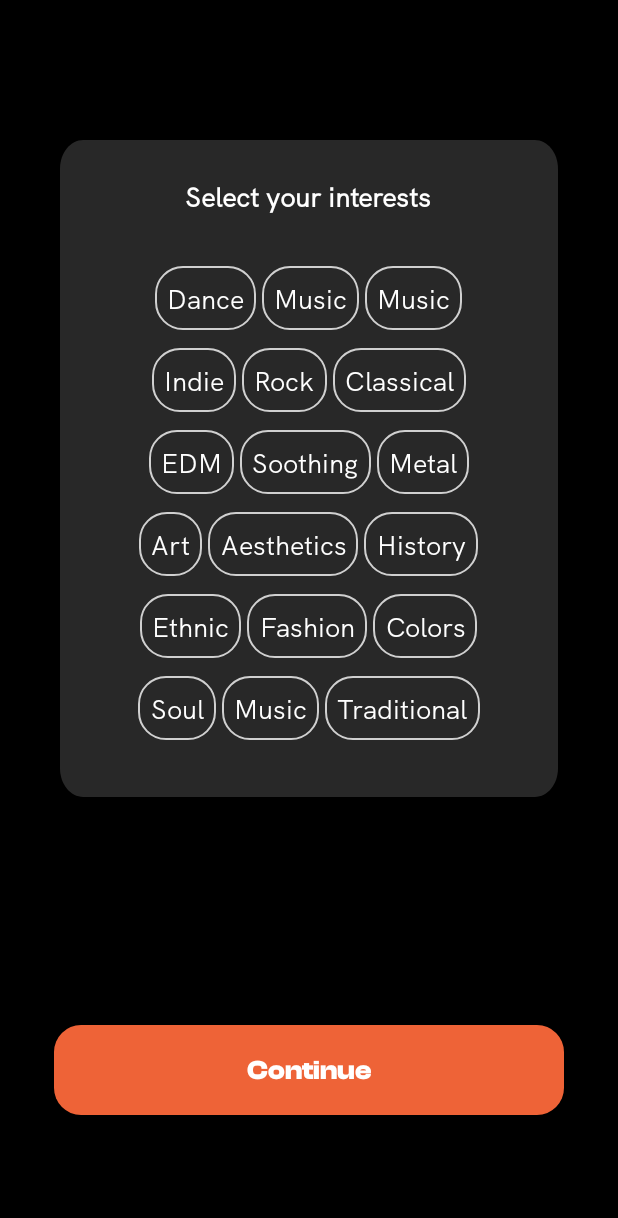
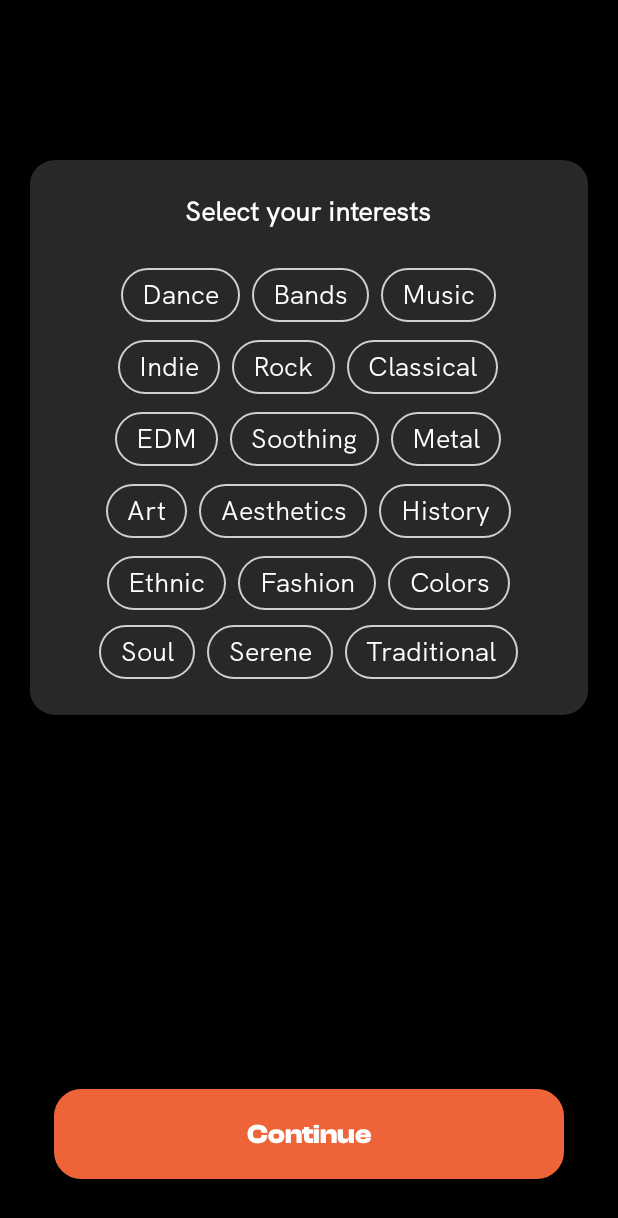
Before and after one commit to MdAyanHassan/Alcheringa, an Android app built with Jetpack Compose: the InterestsActivity screen opened directly, with no data from a screen before it, on a phone screen of 412 x 824 dp. Shown: the top 1218 px of the screen. Run offline under Robolectric (Android 15) with nearby library versions, the phone set to English and light mode, and no system bars; our stand-ins replace Firebase (no records; nobody signed in at launch, a user with empty details on screens opened directly).

Commit message:
Fixed interests

```diff
--- a/app/src/main/java/com/example/alcheringa2022/InterestsActivity.java
+++ b/app/src/main/java/com/example/alcheringa2022/InterestsActivity.java
@@ -61,7 +61,7 @@ public class InterestsActivity extends AppCompatActivity {
     }
 
     public void submit(View v){
-        syncWithFirebase();
+        uploadToFirebase();
         Set<String> set = new HashSet<>(interests);
         SharedPreferences.Editor editor = sharedPreferences.edit();
         editor.putStringSet("interests", set);
@@ -70,7 +70,7 @@ public class InterestsActivity extends AppCompatActivity {
         finish();
     }
 
-    public void syncWithFirebase(){
+    public void uploadToFirebase(){
         String email= Objects.requireNonNull(firebaseAuth.getCurrentUser()).getEmail();
 
         Map<String,Object> data=new HashMap<>();
--- a/app/src/main/res/layout/activity_interests.xml
+++ b/app/src/main/res/layout/activity_interests.xml
@@ -88,9 +88,9 @@
 
     <LinearLayout
         android:layout_width="match_parent"
-        android:layout_marginStart="40dp"
-        android:layout_marginEnd="40dp"
-        android:layout_height="wrap_content"
+        android:layout_marginStart="20dp"
+        android:layout_marginEnd="20dp"
+        android:layout_height="370dp"
         android:layout_marginTop="20dp"
         android:background="@drawable/blur_rectangle"
         android:orientation="vertical"
@@ -105,8 +105,8 @@
             android:id="@+id/interests_heading"
             android:layout_width="wrap_content"
             android:layout_height="wrap_content"
-            android:layout_marginTop="8dp"
-            android:layout_marginBottom="8dp"
+            android:layout_marginTop="4dp"
+            android:layout_marginBottom="15dp"
             android:text="Select your interests"
             android:textColor="@color/white"
             android:textSize="18sp"
@@ -115,19 +115,19 @@
             android:layout_gravity="center"/>
 
         <LinearLayout
+            android:layout_marginBottom="8dp"
             android:id="@+id/interests_layout"
             android:layout_width="wrap_content"
             android:layout_height="wrap_content"
-            android:layout_marginTop="15dp"
             android:orientation="vertical"
-            android:layout_gravity="center"
+            android:layout_gravity="center_horizontal"
             app:layout_constraintEnd_toEndOf="parent"
             app:layout_constraintStart_toStartOf="parent"
             app:layout_constraintTop_toBottomOf="@id/interests_heading">
 
             <LinearLayout style="@style/interests_horizontal_container">
                 <TextView android:text="Dance" style="@style/select_interest_item" />
-                <TextView android:text="Music" style="@style/select_interest_item" />
+                <TextView android:text="Bands" style="@style/select_interest_item" />
                 <TextView android:text="Music" style="@style/select_interest_item" />
             </LinearLayout>
             <LinearLayout style="@style/interests_horizontal_container">
@@ -151,10 +151,9 @@
                 <TextView android:text="Colors" style="@style/select_interest_item" />
             </LinearLayout>
             <LinearLayout
-                android:layout_marginBottom="20dp"
                 style="@style/interests_horizontal_container">
                 <TextView android:text="Soul" style="@style/select_interest_item" />
-                <TextView android:text="Music" style="@style/select_interest_item" />
+                <TextView android:text="Serene" style="@style/select_interest_item" />
                 <TextView android:text="Traditional" style="@style/select_interest_item" />
             </LinearLayout>
 
@@ -199,6 +198,6 @@
         app:layout_constraintEnd_toEndOf="parent"
         app:layout_constraintStart_toStartOf="parent"
         app:layout_constraintTop_toTopOf="parent"
-        app:layout_constraintVertical_bias="0.894"
+        app:layout_constraintVertical_bias="0.95"
         android:onClick="submit"/>
 </androidx.constraintlayout.widget.ConstraintLayout>
--- a/app/src/main/res/values/styles.xml
+++ b/app/src/main/res/values/styles.xml
@@ -165,16 +165,21 @@
 
     <style name="select_interest_item">
         <item name="android:layout_width">wrap_content</item>
-        <item name="android:layout_height">wrap_content</item>
+        <item name="android:layout_height">36dp</item>
         <item name="android:layout_gravity">center</item>
         <item name="android:textColor">@color/white</item>
-        <item name="android:lineSpacingExtra">0sp</item>
         <item name="android:textSize">18sp</item>
         <item name="android:fontFamily">@font/hk_grotesk</item>
         <item name="android:gravity">center</item>
         <item name="android:background">@drawable/interests</item>
-        <item name="android:layout_margin">2dp</item>
-        <item name="android:padding">8dp</item>
+        <item name="android:layout_marginTop">2dp</item>
+        <item name="android:layout_marginBottom">2dp</item>
+        <item name="android:layout_marginStart">4dp</item>
+        <item name="android:layout_marginEnd">4dp</item>
+        <item name="android:paddingTop">3dp</item>
+        <item name="android:paddingBottom">5dp</item>
+        <item name="android:paddingStart">14dp</item>
+        <item name="android:paddingEnd">14dp</item>
         <item name="android:onClick">interestItemClick</item>
     </style>
 
```
Also changed, not shown: app/src/main/java/com/example/alcheringa2022/Login.java (+72 -68 lines), app/src/main/java/com/example/alcheringa2022/ProfilePage.java (+23 -42 lines), app/src/main/java/com/example/alcheringa2022/SignUp.java (+64 -38 lines).
